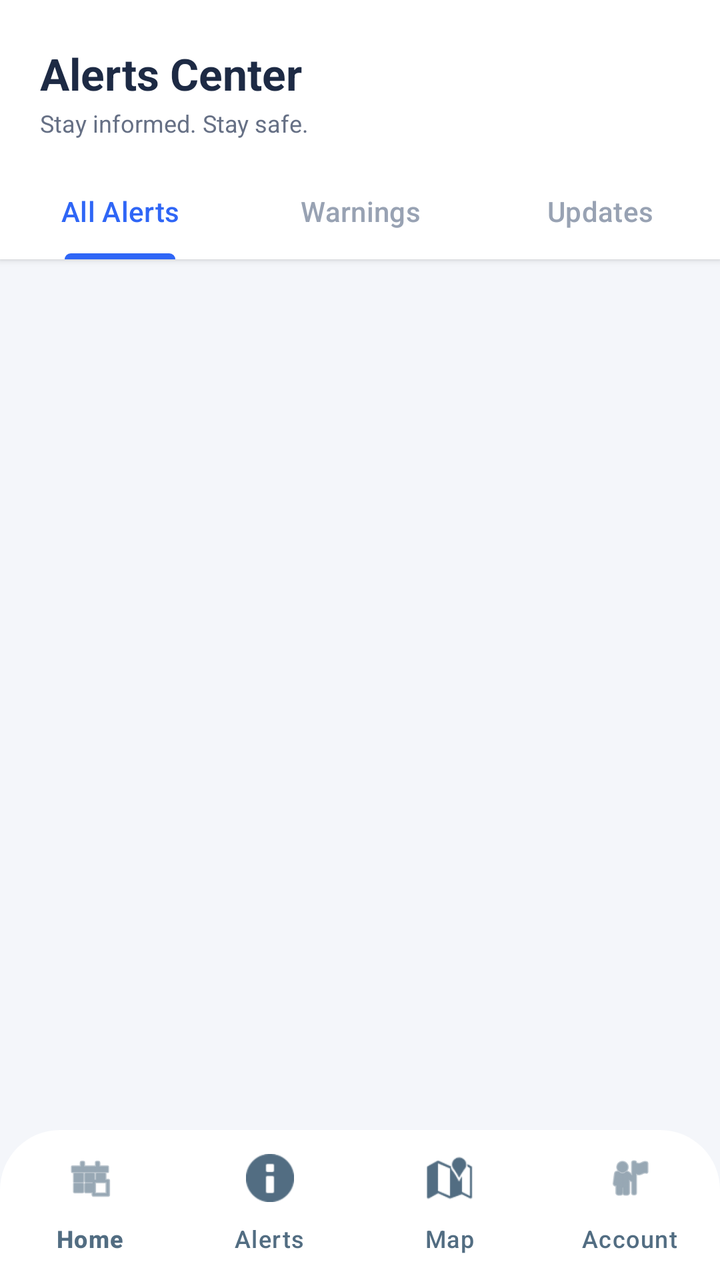
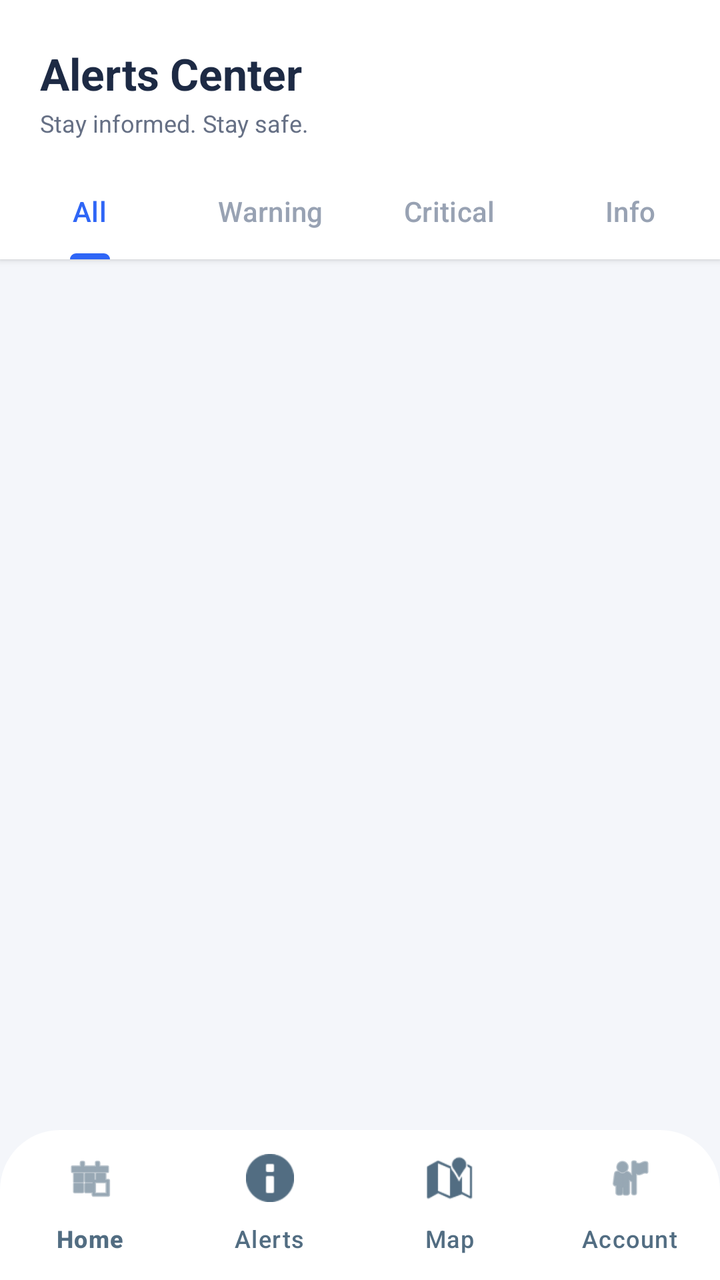

Screens rendered from an Android XML layout before and after an edit, with the pre-edit source and the edit as a unified diff.
<!-- AndroidManifest.xml: application theme Theme.Crises -->
<!-- res/layout/activity_alerts.xml -->
<?xml version="1.0" encoding="utf-8"?>
<RelativeLayout xmlns:android="http://schemas.android.com/apk/res/android"
    xmlns:app="http://schemas.android.com/apk/res-auto"
    android:layout_width="match_parent"
    android:layout_height="match_parent"
    android:background="#F4F6FA">

    <LinearLayout
        android:id="@+id/headerContainer"
        android:layout_width="match_parent"
        android:layout_height="wrap_content"
        android:orientation="vertical"
        android:background="#FFFFFF"
        android:elevation="2dp">

        <LinearLayout
            android:layout_width="match_parent"
            android:layout_height="wrap_content"
            android:orientation="vertical"
            android:paddingStart="20dp"
            android:paddingEnd="20dp"
            android:paddingTop="22dp"
            android:paddingBottom="12dp">

            <TextView
                android:layout_width="wrap_content"
                android:layout_height="wrap_content"
                android:text="Alerts Center"
                android:textSize="22sp"
                android:textStyle="bold"
                android:textColor="#1D2A44" />

            <TextView
                android:layout_width="wrap_content"
                android:layout_height="wrap_content"
                android:text="Stay informed. Stay safe."
                android:textSize="12sp"
                android:textColor="#667085"
                android:layout_marginTop="2dp" />
        </LinearLayout>

        <com.google.android.material.tabs.TabLayout
            android:id="@+id/tabFilters"
            android:layout_width="match_parent"
            android:layout_height="wrap_content"
            app:tabMode="fixed"
            app:tabGravity="fill"
            app:tabSelectedTextColor="#2F66F6"
            app:tabTextColor="#98A2B3"
            app:tabIndicatorColor="#2F66F6"
            app:tabIndicatorHeight="3dp"
            app:tabRippleColor="@android:color/transparent"
            android:background="#FFFFFF">

            <com.google.android.material.tabs.TabItem
                android:layout_width="wrap_content"
                android:layout_height="wrap_content"
                android:text="All Alerts" />

            <com.google.android.material.tabs.TabItem
                android:layout_width="wrap_content"
                android:layout_height="wrap_content"
                android:text="Warnings" />

            <com.google.android.material.tabs.TabItem
                android:layout_width="wrap_content"
                android:layout_height="wrap_content"
                android:text="Updates" />

        </com.google.android.material.tabs.TabLayout>

    </LinearLayout>

    <androidx.recyclerview.widget.RecyclerView
        android:id="@+id/recyclerAlerts"
        android:layout_width="match_parent"
        android:layout_height="match_parent"
        android:layout_below="@id/headerContainer"
        android:layout_above="@id/bottomNavigation"
        android:padding="16dp"
        android:clipToPadding="false" />

    <com.google.android.material.bottomnavigation.BottomNavigationView
        android:id="@+id/bottomNavigation"
        android:layout_width="match_parent"
        android:layout_height="75dp"
        android:layout_alignParentBottom="true"
        android:background="@drawable/footer_background"
        app:itemIconTint="#526D82"
        app:itemTextColor="#526D82"
        app:labelVisibilityMode="labeled"
        app:menu="@menu/bottom_nav_menu"
        app:elevation="12dp" />

</RelativeLayout>
<!-- resources referenced by this layout -->
<resources>
  <!-- drawable footer_background (drawable) -->
  <?xml version="1.0" encoding="utf-8"?>
  <shape xmlns:android="http://schemas.android.com/apk/res/android">
      <solid android:color="#FFFFFF" />
      <corners
          android:topLeftRadius="30dp"
          android:topRightRadius="30dp" />
  </shape>
  <style name="Theme.Crises" parent="Base.Theme.Crises" />
  <style name="Base.Theme.Crises" parent="Theme.Material3.DayNight.NoActionBar">
  
      </style>
</resources>

<!-- the commit's change to res/layout/activity_alerts.xml (unified diff, before → after) -->
@@ -5,6 +5,7 @@
     android:layout_height="match_parent"
     android:background="#F4F6FA">
 
+    
     <LinearLayout
         android:id="@+id/headerContainer"
         android:layout_width="match_parent"
@@ -37,40 +38,70 @@
                 android:textSize="12sp"
                 android:textColor="#667085"
                 android:layout_marginTop="2dp" />
+
         </LinearLayout>
 
         <com.google.android.material.tabs.TabLayout
             android:id="@+id/tabFilters"
             android:layout_width="match_parent"
             android:layout_height="wrap_content"
-            app:tabMode="fixed"
+            android:background="#FFFFFF"
             app:tabGravity="fill"
-            app:tabSelectedTextColor="#2F66F6"
-            app:tabTextColor="#98A2B3"
             app:tabIndicatorColor="#2F66F6"
             app:tabIndicatorHeight="3dp"
+            app:tabMode="fixed"
             app:tabRippleColor="@android:color/transparent"
-            android:background="#FFFFFF">
+            app:tabSelectedTextColor="#2F66F6"
+            app:tabTextColor="#98A2B3">
 
             <com.google.android.material.tabs.TabItem
                 android:layout_width="wrap_content"
                 android:layout_height="wrap_content"
-                android:text="All Alerts" />
+                android:text="All" />
 
             <com.google.android.material.tabs.TabItem
                 android:layout_width="wrap_content"
                 android:layout_height="wrap_content"
-                android:text="Warnings" />
+                android:text="Warning" />
 
             <com.google.android.material.tabs.TabItem
                 android:layout_width="wrap_content"
                 android:layout_height="wrap_content"
-                android:text="Updates" />
+                android:text="Critical" />
+
+            <com.google.android.material.tabs.TabItem
+                android:layout_width="wrap_content"
+                android:layout_height="wrap_content"
+                android:text="Info" />
 
         </com.google.android.material.tabs.TabLayout>
 
     </LinearLayout>
 
+    
+    <ProgressBar
+        android:id="@+id/progressBar"
+        android:layout_width="wrap_content"
+        android:layout_height="wrap_content"
+        android:layout_centerHorizontal="true"
+        android:layout_below="@id/headerContainer"
+        android:layout_marginTop="40dp"
+        android:visibility="gone" />
+
+    
+    <TextView
+        android:id="@+id/tvEmpty"
+        android:layout_width="match_parent"
+        android:layout_height="wrap_content"
+        android:layout_below="@id/headerContainer"
+        android:layout_marginTop="40dp"
+        android:gravity="center"
+        android:text="No alerts found."
+        android:textColor="#98A2B3"
+        android:textSize="14sp"
+        android:visibility="gone" />
+
+    
     <androidx.recyclerview.widget.RecyclerView
         android:id="@+id/recyclerAlerts"
         android:layout_width="match_parent"
@@ -80,16 +111,17 @@
         android:padding="16dp"
         android:clipToPadding="false" />
 
+    
     <com.google.android.material.bottomnavigation.BottomNavigationView
         android:id="@+id/bottomNavigation"
         android:layout_width="match_parent"
         android:layout_height="75dp"
         android:layout_alignParentBottom="true"
         android:background="@drawable/footer_background"
+        app:elevation="12dp"
         app:itemIconTint="#526D82"
         app:itemTextColor="#526D82"
         app:labelVisibilityMode="labeled"
-        app:menu="@menu/bottom_nav_menu"
-        app:elevation="12dp" />
+        app:menu="@menu/bottom_nav_menu" />
 
 </RelativeLayout>
